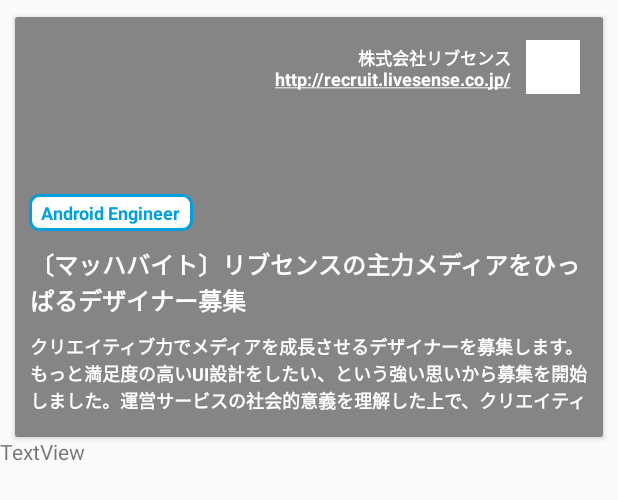
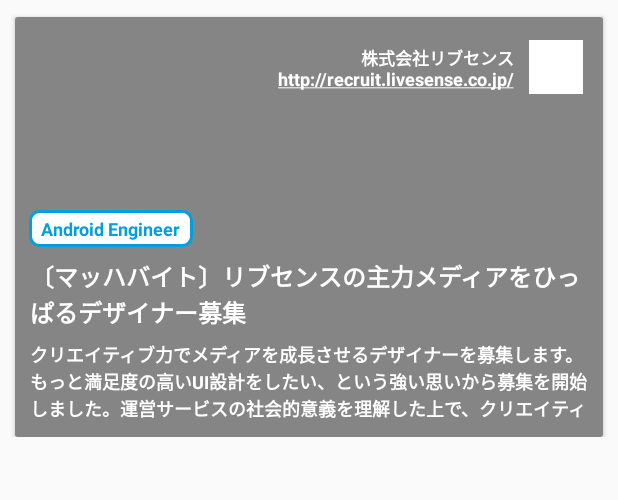
Before and after one commit to mzkii/WantedlyVisit, an Android app: the layout item.xml on its own in the app's theme, with its tools: preview values and no code run, on a phone screen of 412 x 824 dp. Shown: the top 500 px of the screen. Run offline under Robolectric (Android 15) with nearby library versions, the phone set to English and light mode, and no system bars; plain views replace RoundedImageView.

Commit message:
ローディングする画像サイズを変更した

```diff
--- a/app/src/main/java/com/fmzk/dev/wantedlyvisit/DetailActivity.kt
+++ b/app/src/main/java/com/fmzk/dev/wantedlyvisit/DetailActivity.kt
@@ -28,7 +28,7 @@ class DetailActivity : AppCompatActivity() {
 
         if (data.jobDetail.image != null) {
             Glide.with(backdrop.context)
-                    .load(data.jobDetail.image.i_304_124_x2)
+                    .load(data.jobDetail.image.i_320_131_x2)
                     .error(android.R.drawable.ic_delete)
                     .into(backdrop)
         }
--- a/app/src/main/java/com/fmzk/dev/wantedlyvisit/ItemListAdapter.kt
+++ b/app/src/main/java/com/fmzk/dev/wantedlyvisit/ItemListAdapter.kt
@@ -43,7 +43,8 @@ class ItemListAdapter(private val items: ArrayList<JobDetail>, private val itemC
             this.company.text = jobDetail.company.name
             this.companyUrl.text = jobDetail.company.url
             this.lookingFor.text = jobDetail.looking_for
-            this.description.text = jobDetail.description
+            this.description.text = jobDetail.description.replace(oldChar = '\r', newChar = ' ', ignoreCase = false)
+            jobDetail.description.replace(oldChar = '\n', newChar = ' ', ignoreCase = false)
             this.lookingFor.text = jobDetail.looking_for
 
             if (jobDetail.image != null) {
--- a/app/src/main/res/layout/item.xml
+++ b/app/src/main/res/layout/item.xml
@@ -45,7 +45,7 @@
                 android:layout_height="36dp"
                 android:layout_alignParentEnd="true"
                 android:layout_alignParentTop="true"
-                android:layout_marginRight="15dp"
+                android:layout_marginEnd="13dp"
                 android:layout_marginTop="15dp"
                 android:background="#FFF"
                 android:scaleType="fitCenter"
@@ -60,7 +60,7 @@
                 android:gravity="center_vertical"
                 android:paddingLeft="10dp"
                 android:paddingRight="10dp"
-                android:paddingTop="10dp"
+                android:paddingTop="7dp"
                 android:singleLine="false"
                 android:text="〔マッハバイト〕リブセンスの主力メディアをひっぱるデザイナー募集"
                 android:textAppearance="?android:attr/textAppearanceLarge"
@@ -73,15 +73,15 @@
                 android:layout_width="wrap_content"
                 android:layout_height="wrap_content"
                 android:layout_alignParentBottom="true"
-                android:layout_alignParentEnd="true"
+                android:layout_alignParentStart="true"
                 android:ellipsize="middle"
                 android:enabled="false"
                 android:gravity="top|left"
                 android:maxLines="3"
-                android:paddingBottom="15dp"
+                android:paddingBottom="10dp"
                 android:paddingLeft="10dp"
                 android:paddingRight="10dp"
-                android:paddingTop="10dp"
+                android:paddingTop="7dp"
                 android:text="クリエイティブ力でメディアを成長させるデザイナーを募集します。もっと満足度の高いUI設計をしたい、という強い思いから募集を開始しました。運営サービスの社会的意義を理解した上で、クリエイティブ力による課題解決を行っていただきます！■具体的な業務イメージ"
                 android:textAppearance="?android:attr/textAppearanceSmall"
                 android:textColor="#ffffff"
@@ -142,8 +142,4 @@
 
     </android.support.v7.widget.CardView>
 
-    <TextView
-        android:layout_width="match_parent"
-        android:layout_height="wrap_content"
-        android:text="TextView" />
 </LinearLayout>
```
Also changed, not shown: app/src/main/res/layout/activity_detail.xml (+6 -6 lines).
